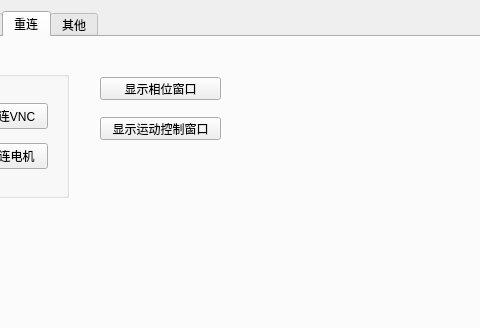
The window that ui/main_dlg.ui (wzmsykk/QT_modbus_vna_cavity_phase_control) describes before a commit, drawn with Qt 5; both pictures show x 153 to 633 and y 0 to 328 of the 766 by 537 pixel window.
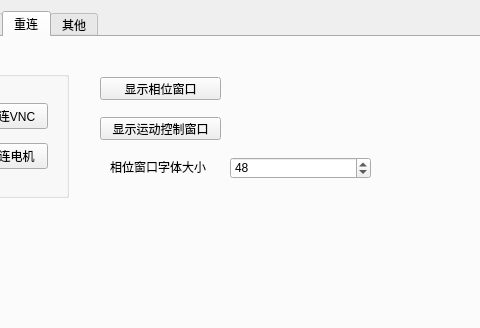
The same window after the commit. The open tabs and pages were chosen to show the change.

Commit message: allow change of phase UI

```diff
--- a/ui/main_dlg.ui
+++ b/ui/main_dlg.ui
@@ -1302,6 +1302,38 @@
         <string>显示运动控制窗口</string>
        </property>
       </widget>
+      <widget class="QSpinBox" name="spinBox_phase_dialog_fontsize">
+       <property name="geometry">
+        <rect>
+         <x>370</x>
+         <y>120</y>
+         <width>141</width>
+         <height>22</height>
+        </rect>
+       </property>
+       <property name="minimum">
+        <number>1</number>
+       </property>
+       <property name="maximum">
+        <number>128</number>
+       </property>
+       <property name="value">
+        <number>48</number>
+       </property>
+      </widget>
+      <widget class="QLabel" name="label_9">
+       <property name="geometry">
+        <rect>
+         <x>250</x>
+         <y>120</y>
+         <width>101</width>
+         <height>20</height>
+        </rect>
+       </property>
+       <property name="text">
+        <string>相位窗口字体大小</string>
+       </property>
+      </widget>
      </widget>
      <widget class="QWidget" name="tab_4">
       <attribute name="title">
```
The commit also changes 4 other files.
